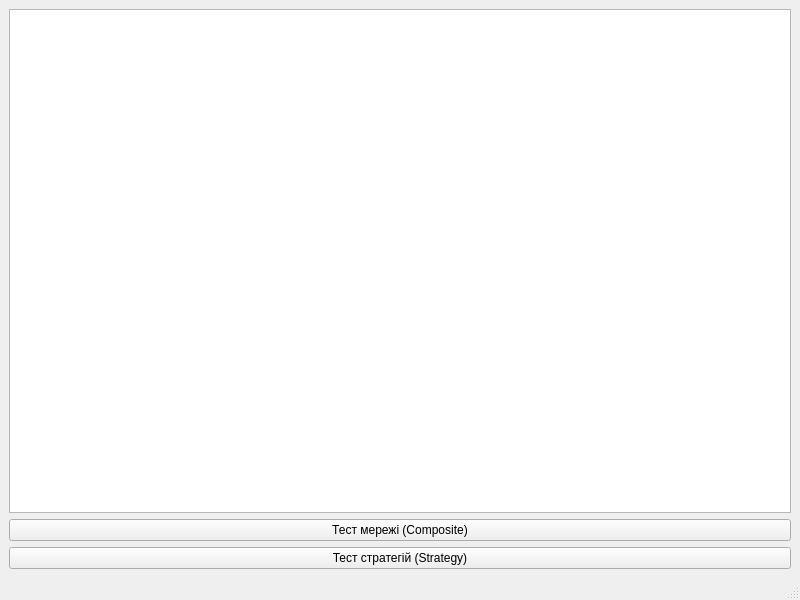
Above: gui/mainwindow.ui from IvanAntonchuk/oop-lab2-network-simulator before the change. Below: the same form after it.
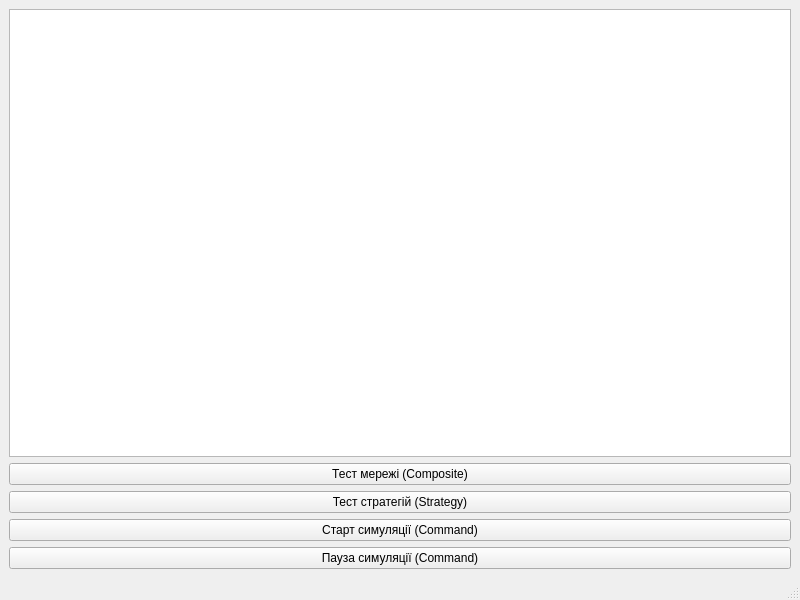
That is the form after the change.

Commit message: Implement Singleton and Command patterns for simulation management

```diff
--- a/gui/mainwindow.ui
+++ b/gui/mainwindow.ui
@@ -36,6 +36,20 @@
       </property>
      </widget>
     </item>
+    <item>
+     <widget class="QPushButton" name="btnStartSimulation">
+      <property name="text">
+       <string>Старт симуляції (Command)</string>
+      </property>
+     </widget>
+    </item>
+    <item>
+     <widget class="QPushButton" name="btnPauseSimulation">
+      <property name="text">
+       <string>Пауза симуляції (Command)</string>
+      </property>
+     </widget>
+    </item>
    </layout>
   </widget>
   <widget class="QMenuBar" name="menubar">
```
The commit also changes 9 other files.
